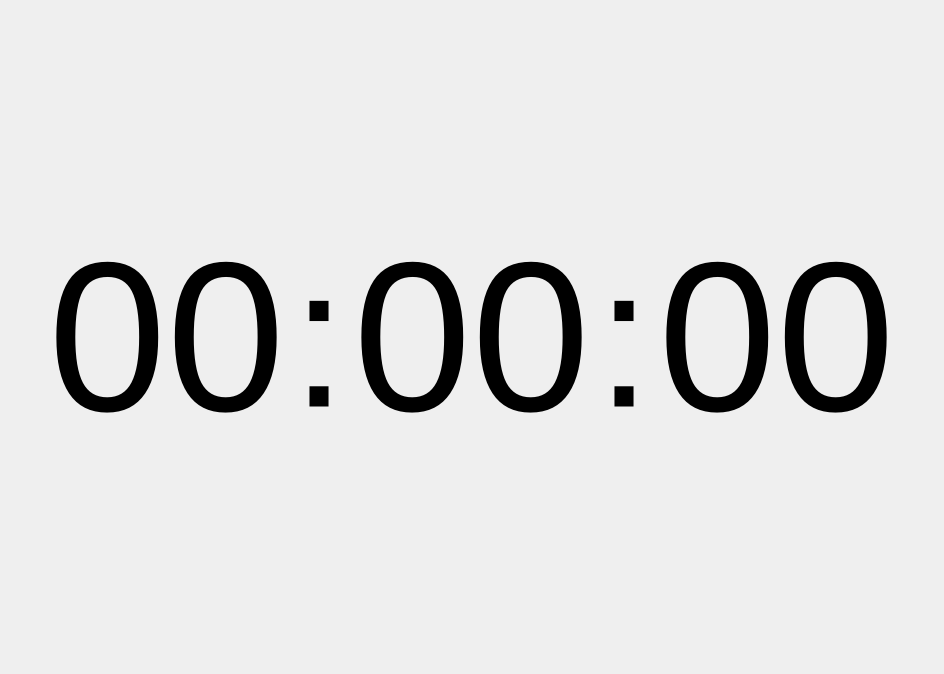
WenAnrong/SimpleTimer, file CountdownFullScreenUi.ui: the form before one commit.
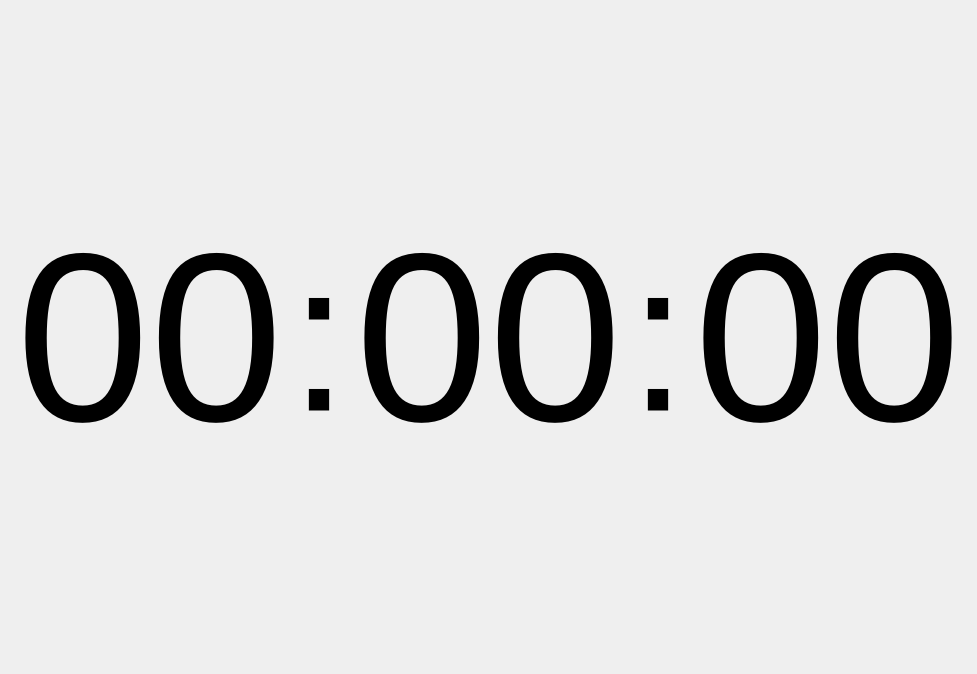
The form after the commit.

What changed in the file:
```diff
--- a/CountdownFullScreenUi.ui
+++ b/CountdownFullScreenUi.ui
@@ -6,7 +6,7 @@
    <rect>
     <x>0</x>
     <y>0</y>
-    <width>944</width>
+    <width>977</width>
     <height>674</height>
    </rect>
   </property>
@@ -31,7 +31,7 @@
     <widget class="QLabel" name="hour">
      <property name="font">
       <font>
-       <pointsize>160</pointsize>
+       <pointsize>180</pointsize>
       </font>
      </property>
      <property name="text">
@@ -46,7 +46,7 @@
     <widget class="QLabel" name="point1">
      <property name="font">
       <font>
-       <pointsize>150</pointsize>
+       <pointsize>160</pointsize>
       </font>
      </property>
      <property name="text">
@@ -61,7 +61,7 @@
     <widget class="QLabel" name="minute">
      <property name="font">
       <font>
-       <pointsize>160</pointsize>
+       <pointsize>180</pointsize>
       </font>
      </property>
      <property name="text">
@@ -76,7 +76,7 @@
     <widget class="QLabel" name="point2">
      <property name="font">
       <font>
-       <pointsize>150</pointsize>
+       <pointsize>160</pointsize>
       </font>
      </property>
      <property name="text">
@@ -91,7 +91,7 @@
     <widget class="QLabel" name="second">
      <property name="font">
       <font>
-       <pointsize>160</pointsize>
+       <pointsize>180</pointsize>
       </font>
      </property>
      <property name="text">
```
